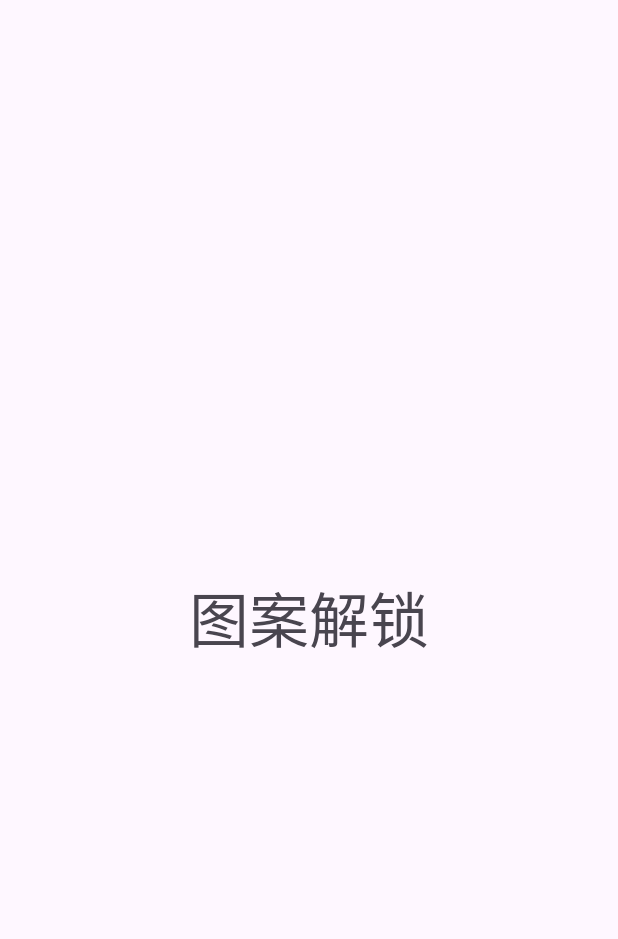
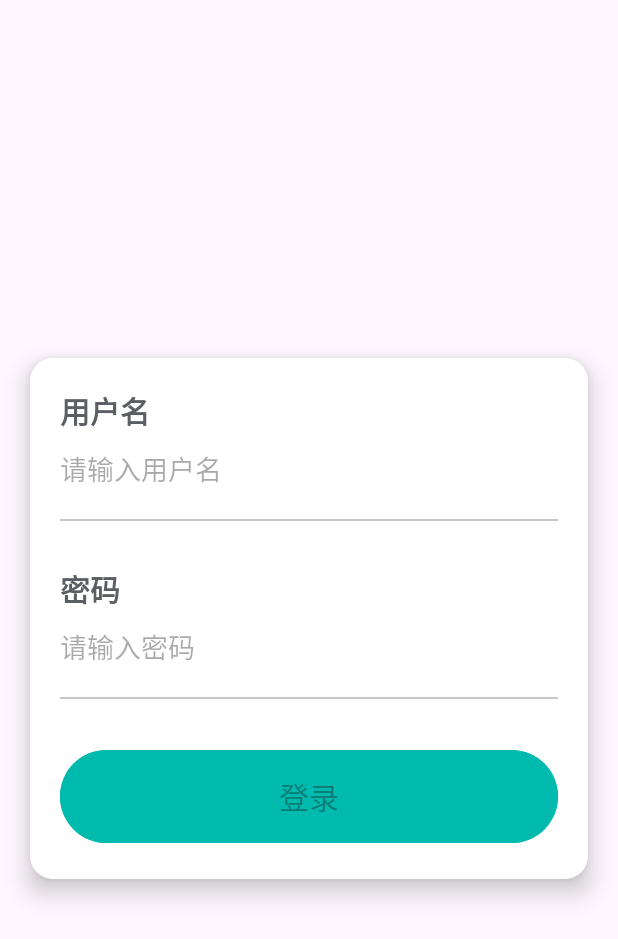
Before and after one commit to yanlinhui/Infinity, an Android app: the PicLoginFragment screen opened through its navigation route, on a phone screen of 412 x 824 dp. Shown: the top 939 px of the screen. Run offline under Robolectric (Android 15) with nearby library versions, the phone set to English and light mode, and no system bars; our stand-ins replace Room's generated code.

Commit message:
导入pin资源

```diff
--- /dev/null
+++ b/app/src/main/java/com/baidu/infinity/ui/util/PXDInputView.kt
@@ -0,0 +1,128 @@
+package com.baidu.infinity.ui.util
+
+import android.content.Context
+import android.graphics.Color
+import android.text.Editable
+import android.text.InputType
+import android.text.TextWatcher
+import android.util.AttributeSet
+import android.view.Gravity
+import android.view.LayoutInflater
+import android.widget.FrameLayout
+import com.baidu.infinity.R
+import com.baidu.infinity.databinding.LayoutInputViewBinding
+
+/**
+ * 自定义组合
+ *  将多个系统已有的控件使用组合的方式组合为一个整体
+ *  将事件绑定到组合控件上
+ *
+ * 1.显示提示文本
+ * 2.可以输入内容
+ * 3.有分割线
+ * 4. 输入时改颜色
+ * 5. 失去焦点时恢复默认色
+ *
+ * 实现步骤
+ *  方式1. 分析多个控件的组合方式 ，确定使用的容器的类型，使用代码添加控件
+ *  方式2. 直接使用xml文件将自己组合的样式布局好，添加到一个已有的容器中FrameLayout
+ *
+ *  自定义属性
+ *      自定义完控件之后，需要在xml中根据自己的要求去设定对应属性的值
+ *  步骤：1. style中定义样式
+ *       2. xml中使用对应的属性给这个自定义的view赋值
+ *       3. 在代码中解析xml中配置的自定义属性的值 给对应的控件设置相应的值
+ */
+class PXDInputView: FrameLayout{
+    private lateinit var binding: LayoutInputViewBinding
+
+    constructor(context: Context):super(context){
+        initView()
+    }
+    //attrs:AttributeSet?参数就是用来接收自定义属性的值
+    constructor(context:Context,attrs:AttributeSet?):super(context,attrs){
+        initView()
+        parseXMLAttribute(attrs)
+    }
+
+    private fun parseXMLAttribute(attrs: AttributeSet?) {
+        //解析属性
+        //从attrs中解析出PXDInputView中自定义的属性 放到TypedArray中
+        val typedArray = context.obtainStyledAttributes(attrs,R.styleable.PXDInputView)
+        //解析自己关心的属性
+        //获取提示文本
+        val info = typedArray.getString(R.styleable.PXDInputView_info_text)
+        //获取hint文本
+        val hint = typedArray.getString(R.styleable.PXDInputView_hint_text)
+        //输入类型
+        val inputType = typedArray.getInt(R.styleable.PXDInputView_input_type,0)
+        //修改控件
+        binding.tvInfo.text = info
+        binding.etInput.hint = hint
+        //设置输入类型
+        if (inputType == 1){
+            //设置为密码输入
+            binding.etInput.inputType =
+                InputType.TYPE_CLASS_TEXT or InputType.TYPE_TEXT_VARIATION_PASSWORD
+        }
+        typedArray.recycle()
+    }
+
+    private fun initView(){
+        //计息xml中的view
+        val layoutInflater = LayoutInflater.from(context)
+        binding = LayoutInputViewBinding.inflate(layoutInflater,this,false)
+
+        //创建布局参数
+        val layoutParams = LayoutParams(LayoutParams.MATCH_PARENT,LayoutParams.WRAP_CONTENT)
+        layoutParams.gravity = Gravity.CENTER
+
+        addView(binding.root,layoutParams)
+
+        initEvent()
+    }
+
+    private fun initEvent(){
+        val blue = resources.getColor(R.color.blue,null)
+        val default = resources.getColor(R.color.light_black,null)
+        binding.etInput.setOnFocusChangeListener { v, hasFocus ->
+            if (hasFocus){
+                binding.tvInfo.setTextColor(blue)
+                binding.etInput.setTextColor(blue)
+                binding.view.setBackgroundColor(blue)
+            }else{
+                binding.tvInfo.setTextColor(default)
+                binding.etInput.setTextColor(default)
+                binding.view.setBackgroundColor(default)
+            }
+        }
+    }
+
+    //提供给外部一个访问内容的方法
+    fun text():String{
+        return binding.etInput.text.toString()
+    }
+
+    //监听内容发生改变的事件
+    fun addTextChangeListener(afterTextChanged:(String)->Unit){
+        binding.etInput.addTextChangedListener(object : TextWatcher{
+            override fun beforeTextChanged(s: CharSequence?, start: Int, count: Int, after: Int) {
+
+            }
+
+            override fun onTextChanged(s: CharSequence?, start: Int, before: Int, count: Int) {
+
+            }
+
+            override fun afterTextChanged(s: Editable?) {
+                afterTextChanged(s.toString())
+            }
+        })
+    }
+
+    //外部设置当前显示的状态为错误状态
+    fun showError(){
+        binding.tvInfo.setTextColor(Color.RED)
+        binding.etInput.setTextColor(Color.RED)
+    }
+}
--- /dev/null
+++ b/app/src/main/res/drawable/white_rounded_shape.xml
@@ -0,0 +1,5 @@
+<?xml version="1.0" encoding="utf-8"?>
+<shape xmlns:android="http://schemas.android.com/apk/res/android">
+    <corners  android:radius="15dp"/>
+    <solid android:color="@color/white"/>
+</shape>
--- a/app/src/main/res/layout/fragment_pic_login.xml
+++ b/app/src/main/res/layout/fragment_pic_login.xml
@@ -6,16 +6,57 @@
     android:layout_height="match_parent"
     tools:context=".ui.fragment.password.PicLoginFragment">
 
-    <TextView
-        android:id="@+id/textView"
-        android:layout_width="wrap_content"
+    <androidx.constraintlayout.widget.ConstraintLayout
+        android:id="@+id/inputlayout"
+        android:layout_width="match_parent"
         android:layout_height="wrap_content"
-        android:text="图案解锁"
-        android:textSize="40sp"
+        android:elevation="10dp"
+        android:background="@drawable/white_rounded_shape"
+        android:layout_marginStart="20dp"
+        android:layout_marginEnd="20dp"
         app:layout_constraintBottom_toBottomOf="parent"
-        app:layout_constraintEnd_toEndOf="parent"
-        app:layout_constraintHorizontal_bias="0.5"
-        app:layout_constraintStart_toStartOf="parent"
         app:layout_constraintTop_toTopOf="parent"
-        app:layout_constraintVertical_bias="0.5" />
+        app:layout_constraintVertical_bias="0.5"
+        android:clipChildren="false"
+        android:clipToOutline="false">
+
+        <com.baidu.infinity.ui.util.PXDInputView
+            android:id="@+id/usernameView"
+            android:layout_width="match_parent"
+            android:layout_height="wrap_content"
+            app:info_text="用户名"
+            app:hint_text="请输入用户名"
+            app:input_type="text"
+            android:layout_marginStart="20dp"
+            android:layout_marginEnd="20dp"
+            android:layout_marginTop="20dp"
+            app:layout_constraintTop_toTopOf="parent"/>
+
+        <com.baidu.infinity.ui.util.PXDInputView
+            android:id="@+id/passweordView"
+            android:layout_width="match_parent"
+            android:layout_height="wrap_content"
+            app:info_text="密码"
+            app:hint_text="请输入密码"
+            app:input_type="password"
+            android:layout_marginStart="20dp"
+            android:layout_marginEnd="20dp"
+            android:layout_marginTop="20dp"
+            app:layout_constraintTop_toBottomOf="@id/usernameView"/>
+
+        <Button
+            android:id="@+id/loginButton"
+            android:layout_width="match_parent"
+            android:layout_height="70dp"
+            android:backgroundTint="@color/green"
+            android:layout_marginStart="20dp"
+            android:layout_marginEnd="20dp"
+            android:text="登录"
+            android:enabled="false"
+            android:textSize="20sp"
+            app:layout_constraintTop_toBottomOf="@id/passweordView"
+            android:layout_marginTop="20dp"
+            android:layout_marginBottom="20dp"
+            app:layout_constraintBottom_toBottomOf="parent"/>
+    </androidx.constraintlayout.widget.ConstraintLayout>
 </androidx.constraintlayout.widget.ConstraintLayout>
--- /dev/null
+++ b/app/src/main/res/layout/layout_input_view.xml
@@ -0,0 +1,43 @@
+<?xml version="1.0" encoding="utf-8"?>
+<androidx.constraintlayout.widget.ConstraintLayout xmlns:android="http://schemas.android.com/apk/res/android"
+    xmlns:app="http://schemas.android.com/apk/res-auto"
+    xmlns:tools="http://schemas.android.com/tools"
+    android:layout_width="match_parent"
+    android:layout_height="wrap_content">
+
+    <TextView
+        android:id="@+id/tvInfo"
+        android:layout_width="wrap_content"
+        android:layout_height="wrap_content"
+        android:text="用户名"
+        android:textColor="@color/light_black"
+        android:textSize="20sp"
+        android:textStyle="bold"
+        app:layout_constraintStart_toStartOf="parent"
+        app:layout_constraintTop_toTopOf="parent" />
+
+    <EditText
+        android:id="@+id/etInput"
+        android:layout_width="0dp"
+        android:layout_height="wrap_content"
+        android:background="@android:color/transparent"
+        android:ems="10"
+        android:hint="请输入用户名"
+        android:inputType="text"
+        android:layout_marginTop="10dp"
+        app:layout_constraintEnd_toEndOf="parent"
+        app:layout_constraintStart_toStartOf="parent"
+        app:layout_constraintTop_toBottomOf="@+id/tvInfo" />
+
+    <View
+        android:id="@+id/view"
+        android:layout_width="0dp"
+        android:layout_height="1dp"
+        android:layout_marginTop="20dp"
+        android:layout_marginBottom="10dp"
+        android:background="#C9C8C8"
+        app:layout_constraintBottom_toBottomOf="parent"
+        app:layout_constraintEnd_toEndOf="parent"
+        app:layout_constraintStart_toStartOf="parent"
+        app:layout_constraintTop_toBottomOf="@+id/etInput" />
+</androidx.constraintlayout.widget.ConstraintLayout>
--- a/app/src/main/res/navigation/nav_graph.xml
+++ b/app/src/main/res/navigation/nav_graph.xml
@@ -14,16 +14,13 @@
             android:id="@+id/action_welcomeFragment_to_picLoginFragment"
             app:destination="@id/picLoginFragment"
             app:popUpTo="@id/welcomeFragment"
-            app:popUpToInclusive="true"
-            app:enterAnim="@anim/right_in_anim"
-            app:exitAnim="@anim/left_out_anim"/>
+            app:popUpToInclusive="true" />
         <action
             android:id="@+id/action_welcomeFragment_to_pinLoginFragment"
             app:destination="@id/pinLoginFragment"
+            app:exitAnim="@anim/left_out_anim"
             app:popUpTo="@id/welcomeFragment"
-            app:popUpToInclusive="true"
-            app:enterAnim="@anim/right_in_anim"
-            app:exitAnim="@anim/left_out_anim"/>
+            app:popUpToInclusive="true" />
         <action
             android:id="@+id/action_welcomeFragment_to_homeFragment"
             app:destination="@id/homeFragment"
@@ -51,6 +48,8 @@
         <action
             android:id="@+id/action_pinLoginFragment_to_homeFragment"
             app:destination="@id/homeFragment"
+            app:enterAnim="@anim/right_in_anim"
+            app:exitAnim="@anim/left_out_anim"
             app:popUpTo="@id/pinLoginFragment"
             app:popUpToInclusive="true" />
     </fragment>
--- a/app/src/main/res/values/colors.xml
+++ b/app/src/main/res/values/colors.xml
@@ -4,4 +4,6 @@
     <color name="white">#FFFFFFFF</color>
 
     <color name="blue">#6375FE</color>
+    <color name="light_black">#5B5E63</color>
+    <color name="green">#00BAAD</color>
 </resources>
```
Also changed, not shown: app/src/main/java/com/baidu/infinity/ui/fragment/password/PinLoginFragment.kt (+28 -1 lines), app/src/main/java/com/baidu/infinity/ui/fragment/welcome/WelcomeFragment.kt (+10 -3 lines), app/src/main/res/layout/fragment_pin_login.xml (+14 -4 lines), app/src/main/res/layout/fragment_welcome_layout.xml (+20 -6 lines), app/src/main/res/values/attrs.xml (added, +12 -0 lines).
